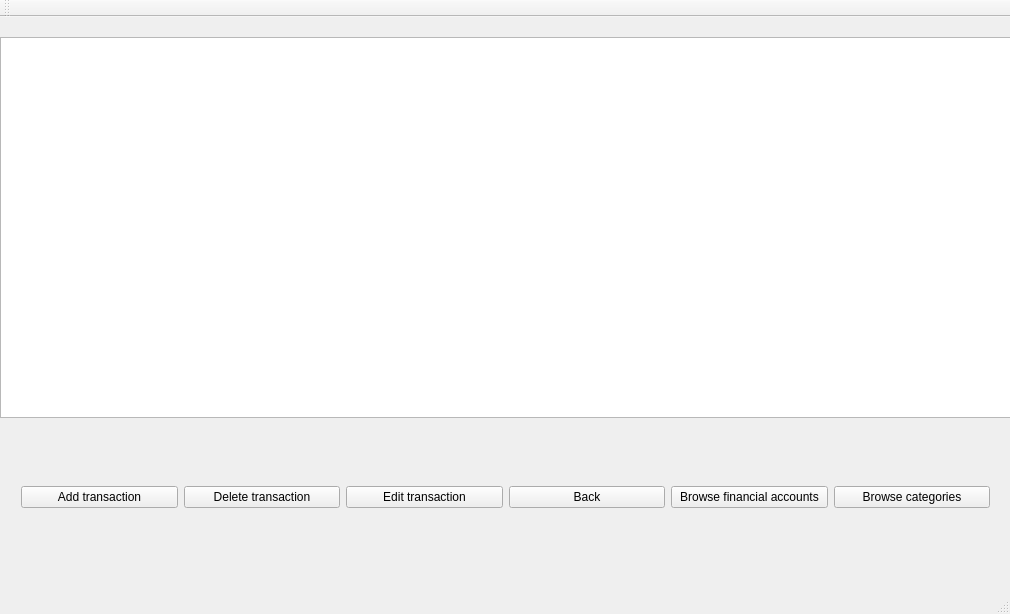
Before: the Qt Designer form BudgetManagementQtVS/BudgetManagementQtVS/TransactionWindowView.ui in Greexoff/Budget-Management-App, drawn with Qt 5.
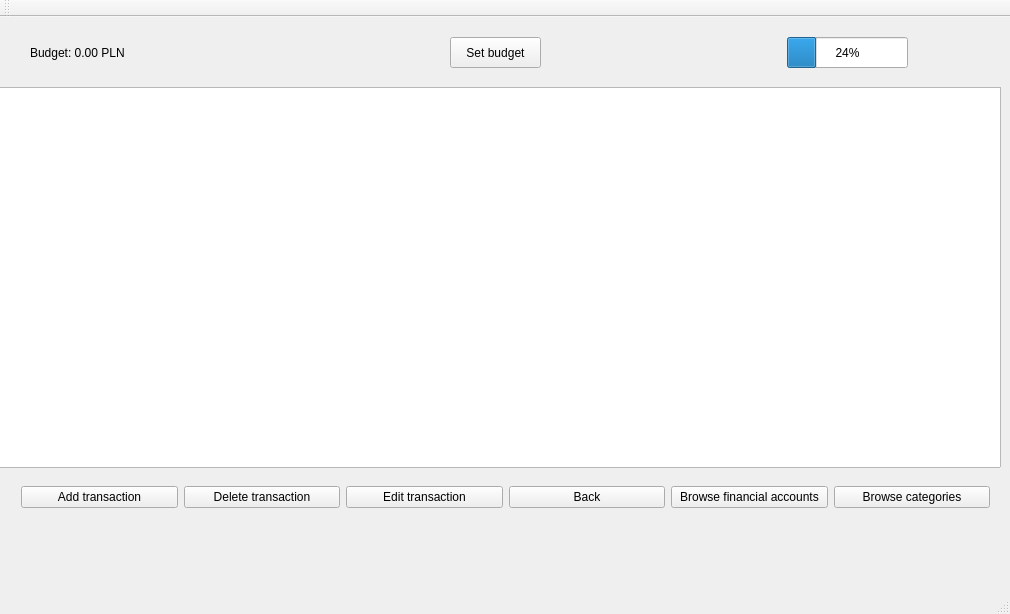
After: the same form once the commit is applied.

```diff
--- a/BudgetManagementQtVS/BudgetManagementQtVS/TransactionWindowView.ui
+++ b/BudgetManagementQtVS/BudgetManagementQtVS/TransactionWindowView.ui
@@ -17,8 +17,8 @@
    <widget class="QTableView" name="TransactionTabelView">
     <property name="geometry">
      <rect>
-      <x>0</x>
-      <y>20</y>
+      <x>-10</x>
+      <y>70</y>
       <width>1011</width>
       <height>381</height>
      </rect>
@@ -78,6 +78,45 @@
      </item>
     </layout>
    </widget>
+   <widget class="QProgressBar" name="budgetProgressBar">
+    <property name="geometry">
+     <rect>
+      <x>787</x>
+      <y>20</y>
+      <width>121</width>
+      <height>31</height>
+     </rect>
+    </property>
+    <property name="value">
+     <number>24</number>
+    </property>
+   </widget>
+   <widget class="QLabel" name="budgetLabel">
+    <property name="geometry">
+     <rect>
+      <x>30</x>
+      <y>20</y>
+      <width>371</width>
+      <height>31</height>
+     </rect>
+    </property>
+    <property name="text">
+     <string>Budget: 0.00 PLN</string>
+    </property>
+   </widget>
+   <widget class="QPushButton" name="editBudgetButton">
+    <property name="geometry">
+     <rect>
+      <x>450</x>
+      <y>20</y>
+      <width>91</width>
+      <height>31</height>
+     </rect>
+    </property>
+    <property name="text">
+     <string>Set budget</string>
+    </property>
+   </widget>
   </widget>
   <widget class="QMenuBar" name="menuBar">
    <property name="geometry">
```
